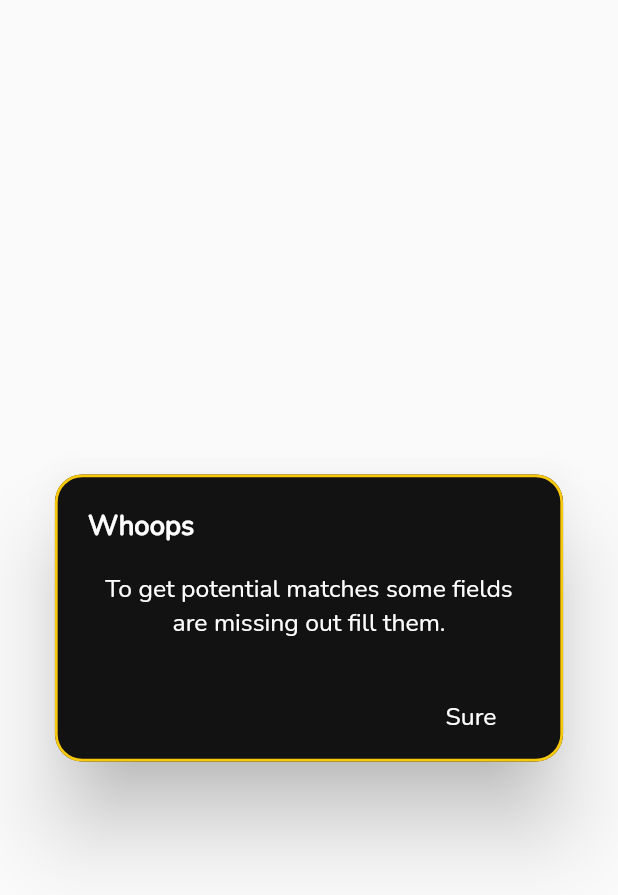
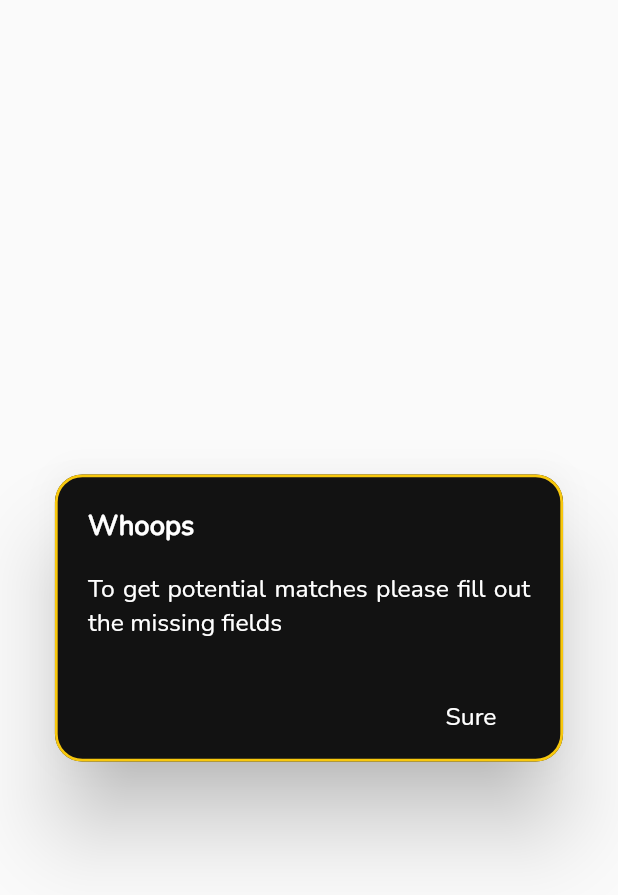
Before and after one commit to naveenbharadwaj19/Explore-Dating, a Flutter app: the _AlertDialogue widget shown alone on an empty page, opened directly with empty values, on a phone screen of 412 x 824 dp. Shown: the top 895 px of the screen. Run offline on Flutter 3.47's test engine with Material 2 defaults, Android fonts, the phone set to English and light mode, and no system bars; our stand-ins replace another_flushbar, auto_size_text, bubble, cached_network_image, circular_check_box, circular_countdown_timer and 33 more; missing offline and left inert: app_settings, blurhash, clippy_flutter, firebase_ml_vision, firebase_performance, gender_selection and 2 more; accounts and stored records are empty; project files that could hold a hidden picture were left out.

Commit message:
updated UX and fluttersecure storage package

```diff
--- a/lib/screens/chats/chat_screen.dart
+++ b/lib/screens/chats/chat_screen.dart
@@ -251,10 +251,10 @@ class _NoMessage extends StatelessWidget {
             // ? text
             margin: const EdgeInsets.only(top: 30),
             child: const Text(
-              "---------- Ux writing----------",
+              "You have no new messages",
               textAlign: TextAlign.center,
-              maxLines: 2,
-              overflow: TextOverflow.ellipsis,
+              maxLines: 1,
+              overflow: TextOverflow.clip,
               style: TextStyle(color: Colors.white, fontSize: 16),
             ),
           ),
--- a/lib/screens/profile/user_pres_screen.dart
+++ b/lib/screens/profile/user_pres_screen.dart
@@ -406,9 +406,10 @@ class _AlertDialogue extends StatelessWidget {
             const TextStyle(color: Colors.white, fontWeight: FontWeight.bold),
       ),
       content: const Text(
-        "To get potential matches some fields are missing out fill them.",
-        textAlign: TextAlign.center,
-        overflow: TextOverflow.fade,
+        "To get potential matches please fill out the missing fields",
+        maxLines: 2,
+        textAlign: TextAlign.justify,
+        overflow: TextOverflow.clip,
         style: const TextStyle(color: Colors.white, fontSize: 18),
       ),
       actions: [sure],
--- a/pubspec.yaml
+++ b/pubspec.yaml
@@ -53,9 +53,8 @@ dependencies:
   flare_flutter: ^2.0.6
   flutter_blurhash: ^0.5.0
   flutter_holo_date_picker: ^0.3.4+1
-  flutter_isolate: ^2.0.0
   flutter_linkify: ^5.0.2
-  flutter_secure_storage: ^4.1.0
+  flutter_secure_storage: ^4.2.0
   flutter_snake_navigationbar: ^0.5.0
   flutter_spinkit: ^5.0.0
   flutter_svg: ^0.21.0-nullsafety.0
```
Also changed, not shown: lib/widgets/profilewidgets/photos_widgets.dart (+37 -7 lines), pubspec.lock.
